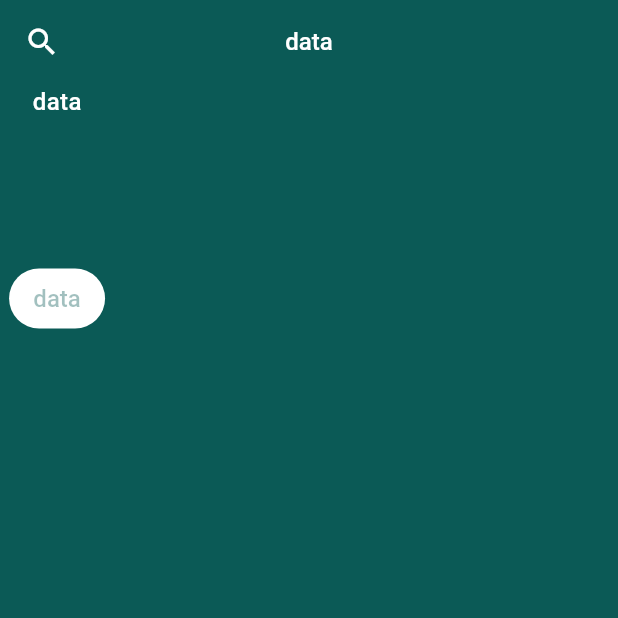
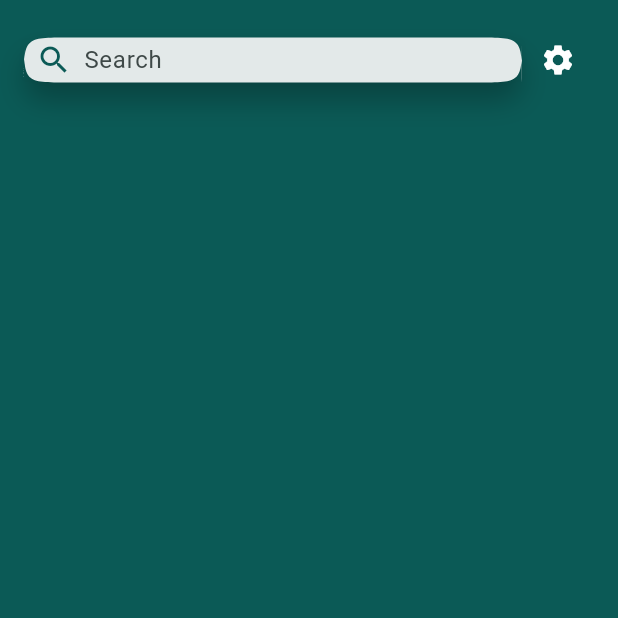
Before and after one commit to kristinakoneva/breeze, a Flutter app: the screen it shows after launch, on a phone screen of 412 x 824 dp, the top half of it. Run offline on Flutter 3.47's test engine with Material 3 defaults, Android fonts, the phone set to English and light mode, and no system bars; our stand-ins replace dio, equatable, flutter_bloc, get_it, retrofit; generated files the repository leaves out were written again.

Commit message:
Add search bar UI

```diff
--- a/lib/config/theme/theme.dart
+++ b/lib/config/theme/theme.dart
@@ -26,6 +26,9 @@ ThemeData theme() {
         fontWeight: FontWeight.w500,
       ),
     ),
+    iconTheme: const IconThemeData(
+      color: Colors.white,
+    ),
     appBarTheme: appBarTheme(),
     useMaterial3: true,
   );
--- a/lib/src/presentation/pages/home.dart
+++ b/lib/src/presentation/pages/home.dart
@@ -1,4 +1,4 @@
-import 'package:flutter/cupertino.dart';
+import 'package:breeze/config/theme/colors.dart';
 import 'package:flutter/material.dart';
 
 class HomePage extends StatefulWidget {
@@ -12,19 +12,44 @@ class _HomePageState extends State<HomePage> {
   @override
   Widget build(BuildContext context) {
     return Scaffold(
-      appBar: AppBar(
-        title: const Text("data"),
-        leading: const Icon(Icons.search),
-      ),
-      body: const Column(
-        children: [
-          Text("data"),
-
-          ElevatedButton(onPressed: null, child: Text("data")),
-          OutlinedButton(onPressed: null, child: Text("data")),
-          TextButton(onPressed: null, child: Text("data",)),
-        ],
-      ),
+      body: SingleChildScrollView(
+          padding: const EdgeInsets.all(16),
+          child: SafeArea(
+            child: Column(
+              children: [
+                Flex(
+                  direction: Axis.horizontal,
+                  children: [
+                    Expanded(
+                      child: SearchBar(
+                        constraints: const BoxConstraints(
+                          minHeight: 30,
+                        ),
+                        shape: MaterialStateProperty.all(
+                            const ContinuousRectangleBorder(
+                          borderRadius: BorderRadius.all(Radius.circular(30)),
+                        )),
+                        leading: const Icon(
+                          Icons.search,
+                          color: colorSurface,
+                        ),
+                        hintText: 'Search',
+                        onSubmitted: (String value) {
+                          // TODO: Implement search
+                        },
+                      ),
+                    ),
+                    IconButton(
+                      onPressed: () {
+                        // TODO: Implement settings
+                      },
+                      icon: const Icon(Icons.settings),
+                    )
+                  ],
+                ),
+              ],
+            ),
+          )),
     );
   }
 }
```
